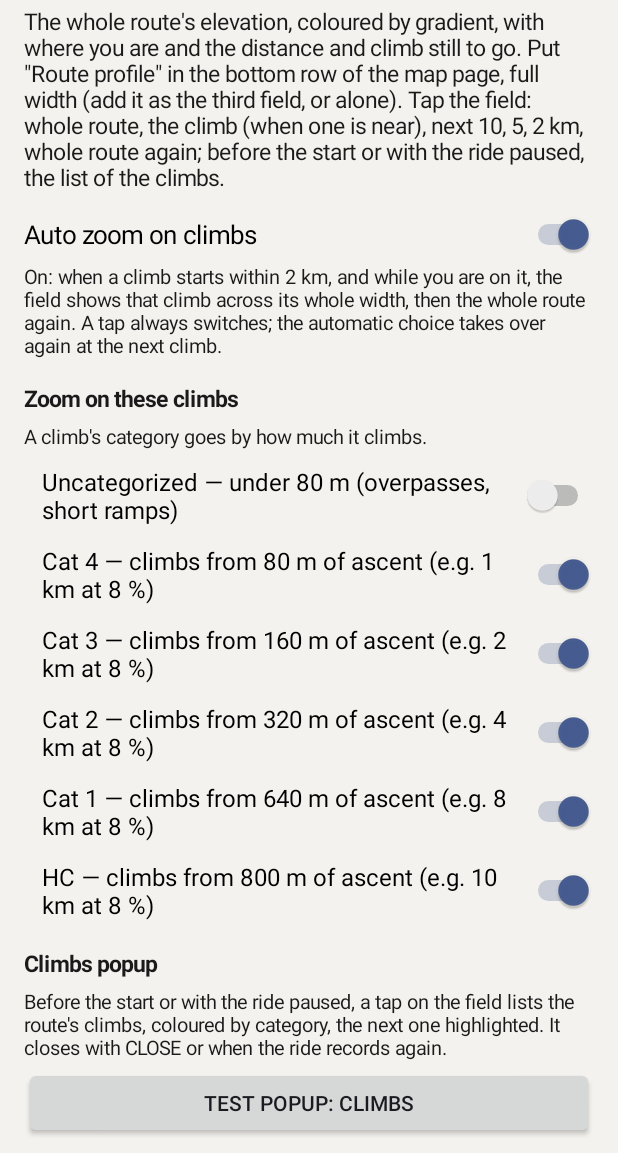
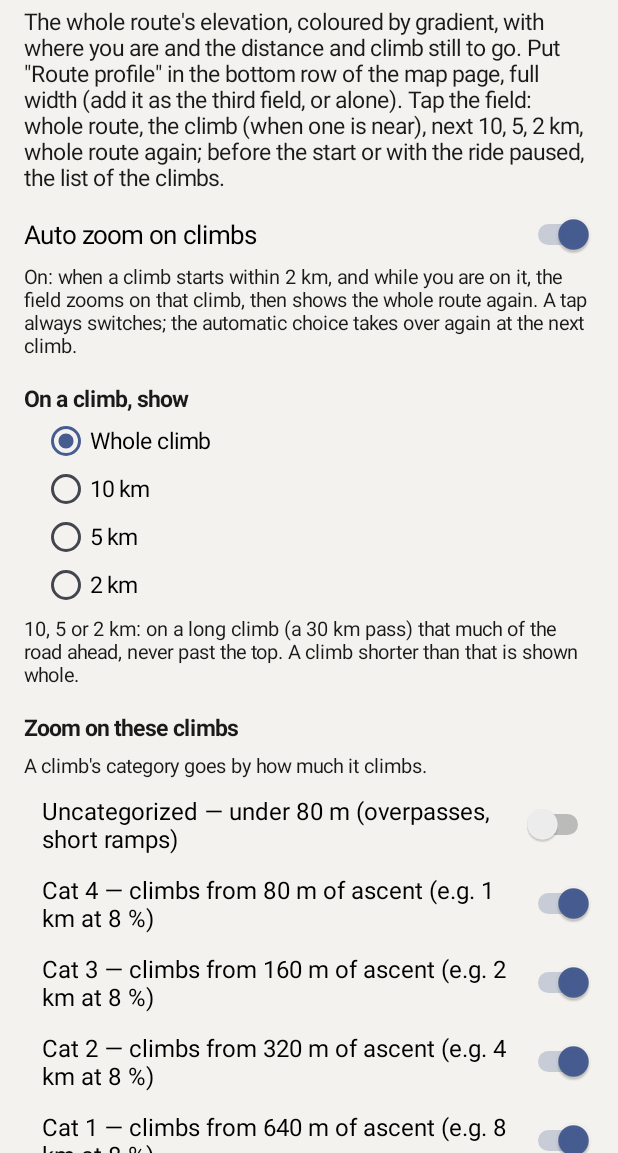
Before and after one commit to anpaiss/RouteProfile, an Android app: the screen it shows after launch (MainActivity), on a phone screen of 412 x 824 dp, the part 83-1236 px from its top. Run offline under Robolectric (Android 15) with nearby library versions, the phone set to English and light mode, and no system bars.

Commit message:
Auto zoom on a climb: the whole climb (default) or the next 10, 5 or 2 km of it, never past the top; a climb shorter than the choice is shown whole (a 30 km pass across the whole cell shows little)
Co-Authored-By: Claude Opus 5.5 <noreply@anthropic.com>

```diff
--- a/app/src/main/kotlin/com/anpaiss/routeprofile/MainActivity.kt
+++ b/app/src/main/kotlin/com/anpaiss/routeprofile/MainActivity.kt
@@ -6,6 +6,8 @@ import android.os.Bundle
 import android.view.ViewGroup.LayoutParams.WRAP_CONTENT
 import android.widget.ImageView
 import android.widget.LinearLayout
+import android.widget.RadioButton
+import android.widget.RadioGroup
 import android.widget.ScrollView
 import android.widget.Switch
 import android.widget.TextView
@@ -42,8 +44,25 @@ class MainActivity : Activity() {
             }
         }
         col.addView(sw)
-        col.addView(text("On: when a climb starts within 2 km, and while you are on it, the field shows that climb across its whole width, then the whole route again. " +
+        col.addView(text("On: when a climb starts within 2 km, and while you are on it, the field zooms on that climb, then shows the whole route again. " +
             "A tap always switches; the automatic choice takes over again at the next climb.", 13f))
+
+        col.addView(text("On a climb, show", 15f, bold = true).apply { setPadding(0, dp(12), 0, dp(2)) })
+        val spans = listOf(0.0 to "Whole climb", 10_000.0 to "10 km", 5_000.0 to "5 km", 2_000.0 to "2 km")
+        val spanGroup = RadioGroup(this).apply { orientation = RadioGroup.VERTICAL; setPadding(dp(12), 0, 0, 0) }
+        spans.forEachIndexed { i, (m, label) ->
+            spanGroup.addView(RadioButton(this).apply {
+                id = 100 + i; text = label; textSize = 15f
+                isChecked = Prefs.autoSpanM(this@MainActivity) == m
+                isEnabled = sw.isChecked
+            })
+        }
+        spanGroup.setOnCheckedChangeListener { _, id ->
+            Prefs.setAutoSpanM(this@MainActivity, spans[id - 100].first)
+            RouteProfileExtension.instance?.settingsChanged()
+        }
+        col.addView(spanGroup)
+        col.addView(text("10, 5 or 2 km: on a long climb (a 30 km pass) that much of the road ahead, never past the top. A climb shorter than that is shown whole.", 13f))
 
         col.addView(text("Zoom on these climbs", 15f, bold = true).apply { setPadding(0, dp(12), 0, dp(2)) })
         col.addView(text("A climb's category goes by how much it climbs.", 13f))
@@ -62,6 +81,7 @@ class MainActivity : Activity() {
         sw.setOnCheckedChangeListener { _, on ->
             Prefs.setAutoZoom(this@MainActivity, on)
             catSwitches.forEach { it.isEnabled = on }
+            for (i in 0 until spanGroup.childCount) spanGroup.getChildAt(i).isEnabled = on
             RouteProfileExtension.instance?.settingsChanged()
         }
 
@@ -90,6 +110,7 @@ class MainActivity : Activity() {
         preview("Map page, bottom row (478×126): whole route", ProfileState.sample(Zoom.WHOLE), 478, 126)
         preview("Auto zoom, approaching a climb: the whole climb fitted to the cell", ProfileState.sample(Zoom.CLIMB), 478, 126)
         preview("On the climb: what is left to the top", ProfileState.sample(Zoom.CLIMB, atM = 17_000.0), 478, 126)
+        preview("On the long climb, auto zoom set to 2 km", ProfileState.sample(Zoom.CLIMB, atM = 5_000.0).let { it.copy(climb = it.climbs[0], climbSpanM = 2_000.0) }, 478, 126)
         preview("A tap with no climb near: next 10 km", ProfileState.sample(Zoom.AHEAD_10), 478, 126)
         preview("Downhill: the instant grade in blue, with its sign", ProfileState.sample(Zoom.WHOLE, atM = 26_000.0).copy(gradePct = -8.0), 478, 126)
         preview("Taller cell (478×212)", ProfileState.sample(Zoom.WHOLE), 478, 212)
--- a/app/src/main/kotlin/com/anpaiss/routeprofile/Prefs.kt
+++ b/app/src/main/kotlin/com/anpaiss/routeprofile/Prefs.kt
@@ -6,12 +6,18 @@ import android.content.Context
 object Prefs {
     private const val FILE = "routeprofile"
     private const val AUTO_ZOOM = "auto_zoom"
+    private const val AUTO_SPAN_M = "auto_span_m"
 
     private fun sp(c: Context) = c.getSharedPreferences(FILE, Context.MODE_PRIVATE)
 
     fun autoZoom(c: Context): Boolean = sp(c).getBoolean(AUTO_ZOOM, true)
 
     fun setAutoZoom(c: Context, on: Boolean) { sp(c).edit().putBoolean(AUTO_ZOOM, on).apply() }
+
+    /** What the auto zoom shows on a climb: 0 = the whole climb (default), else the next 10, 5 or 2 km (at most to the top). */
+    fun autoSpanM(c: Context): Double = sp(c).getFloat(AUTO_SPAN_M, 0f).toDouble()
+
+    fun setAutoSpanM(c: Context, m: Double) { sp(c).edit().putFloat(AUTO_SPAN_M, m.toFloat()).apply() }
 
     /** Uncategorized climbs (an overpass, a short ramp) off by default, all the others on. */
     fun zoomOn(c: Context, cat: ClimbCategory): Boolean =
--- a/app/src/main/kotlin/com/anpaiss/routeprofile/Profile.kt
+++ b/app/src/main/kotlin/com/anpaiss/routeprofile/Profile.kt
@@ -214,13 +214,20 @@ object ZoomLogic {
     /**
      * Distance window [from, to] shown for [zoom]. CLIMB fits [climb] to the cell, from its start
      * (or from the rider, while still approaching it) to its end, with a small margin.
+     * With [climbSpanM] > 0 (the auto zoom set to 10, 5 or 2 km) CLIMB shows that many km around the
+     * rider, never past the top: a climb shorter than that is shown whole.
      * Before the first position a window view shows the start of the route.
      */
-    fun window(zoom: Zoom, posM: Double?, totalM: Double, climb: ClimbSpan? = null): Pair<Double, Double> {
+    fun window(zoom: Zoom, posM: Double?, totalM: Double, climb: ClimbSpan? = null, climbSpanM: Double = 0.0): Pair<Double, Double> {
         if (zoom == Zoom.CLIMB && climb != null) {
             val margin = max(CLIMB_MARGIN_MIN_M, climb.lengthM * CLIMB_MARGIN)
             val start = if (posM != null && posM < climb.startM) posM else climb.startM
-            return max(0.0, start - margin) to min(totalM, climb.endM + margin)
+            val cf = max(0.0, start - margin)
+            val ct = min(totalM, climb.endM + margin)
+            if (climbSpanM <= 0.0 || posM == null || ct - cf <= climbSpanM) return cf to ct
+            val from = max(cf, posM - climbSpanM * BEHIND_SHARE)
+            val to = min(ct, from + climbSpanM)
+            return max(cf, to - climbSpanM) to to
         }
         val span = zoom.spanM
         if (span <= 0.0 || totalM <= span) return 0.0 to totalM
--- a/app/src/main/kotlin/com/anpaiss/routeprofile/ProfileRenderer.kt
+++ b/app/src/main/kotlin/com/anpaiss/routeprofile/ProfileRenderer.kt
@@ -105,7 +105,7 @@ object ProfileRenderer {
         val top = pad + lineH + 3 * px
         val bottom = bmp.height - pad
         if (bottom - top < 8 * px) return bmp
-        val (from, to) = ZoomLogic.window(state.zoom, state.posM, p.totalM, state.climb)
+        val (from, to) = ZoomLogic.window(state.zoom, state.posM, p.totalM, state.climb, state.climbSpanM)
         val span = max(1.0, to - from)
         var lo = Double.MAX_VALUE; var hi = -Double.MAX_VALUE
         var m = from
--- a/app/src/main/kotlin/com/anpaiss/routeprofile/ProfileState.kt
+++ b/app/src/main/kotlin/com/anpaiss/routeprofile/ProfileState.kt
@@ -8,6 +8,8 @@ data class ProfileState(
     val zoom: Zoom = Zoom.WHOLE,
     /** The climb the CLIMB view fits, when one is near or under the rider. */
     val climb: ClimbSpan? = null,
+    /** Auto zoom on a climb: 0 = the whole climb, else the km shown (10, 5 or 2 km, at most to the top). */
+    val climbSpanM: Double = 0.0,
     /** Not recording (paused, or before the start): a tap opens the climbs popup instead of switching the zoom. */
     val paused: Boolean = false,
     /** The Karoo's own instant grade (%), as its Grade field shows it; null = no value. */
--- a/app/src/main/kotlin/com/anpaiss/routeprofile/RouteProfileExtension.kt
+++ b/app/src/main/kotlin/com/anpaiss/routeprofile/RouteProfileExtension.kt
@@ -144,7 +144,8 @@ class RouteProfileExtension : KarooExtension("routeprofile", BuildConfig.VERSION
         if (auto != lastAuto) { manual = null; lastAuto = auto }
         // a manual CLIMB with no climb near any more goes back to the whole route
         val m = manual?.let { if (it == Zoom.CLIMB && climb == null) Zoom.WHOLE else it }
-        _state.value = s.copy(posM = pos, zoom = m ?: auto, climb = climb)
+        // the 10/5/2 km choice applies to the automatic climb view; a tapped CLIMB shows the whole climb
+        _state.value = s.copy(posM = pos, zoom = m ?: auto, climb = climb, climbSpanM = if (m == null) Prefs.autoSpanM(this) else 0.0)
     }
 
     private fun total(s: ProfileState) = s.profile?.totalM ?: 0.0
@@ -153,7 +154,7 @@ class RouteProfileExtension : KarooExtension("routeprofile", BuildConfig.VERSION
     fun onTap() {
         val s = _state.value
         manual = ZoomLogic.next(s.zoom, s.climb != null, total(s))
-        _state.value = s.copy(zoom = manual!!)
+        _state.value = s.copy(zoom = manual!!, climbSpanM = 0.0)
     }
 
     /** The app page changed the auto-zoom switch. */
```
Also changed, not shown: 2 other files.
